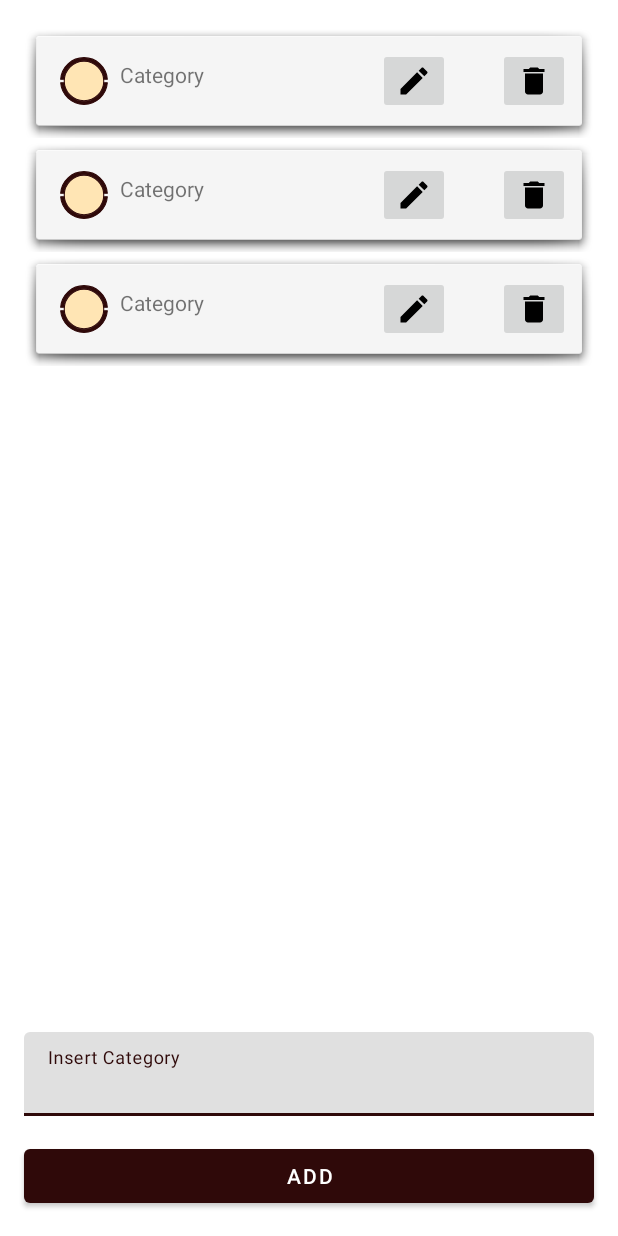
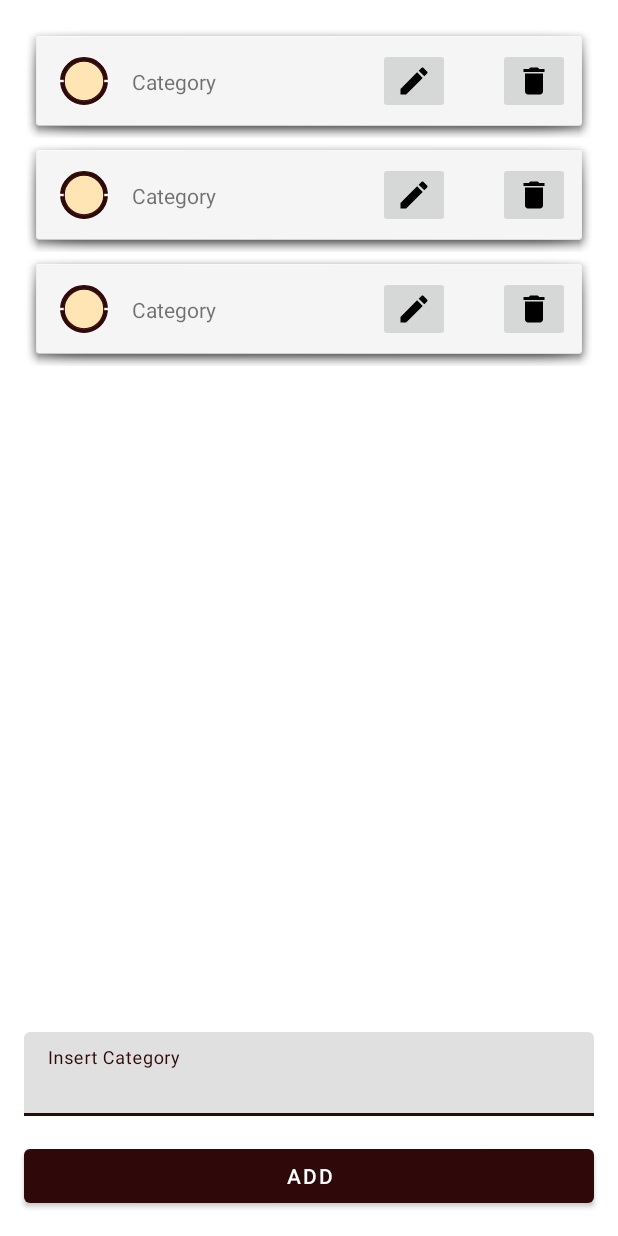
Before and after one commit to dnloop/NoteApp, an Android app: the layout fragment_category.xml on its own in the app's theme, with its tools: preview values and no code run, on a phone screen of 412 x 824 dp. Run offline under Robolectric (Android 15) with nearby library versions, the phone set to English and light mode, and no system bars.

Commit message:
Fixed constraint to correctly display text.

```diff
--- a/app/src/main/res/layout/list_item_category.xml
+++ b/app/src/main/res/layout/list_item_category.xml
@@ -37,10 +37,13 @@
             android:id="@+id/item_category"
             android:layout_width="0dp"
             android:layout_height="wrap_content"
-            android:layout_marginStart="8dp"
+            android:layout_marginStart="16dp"
             android:layout_marginTop="16dp"
             android:layout_marginEnd="16dp"
-            app:layout_constraintEnd_toEndOf="parent"
+            android:layout_marginBottom="16dp"
+            app:categoryName="@{category}"
+            app:layout_constraintBottom_toBottomOf="parent"
+            app:layout_constraintEnd_toStartOf="@+id/btn_edit"
             app:layout_constraintStart_toEndOf="@+id/counter_badge"
             app:layout_constraintTop_toTopOf="parent"
             tools:text="@string/text_category" />
@@ -69,7 +72,8 @@
             app:layout_constraintBottom_toBottomOf="parent"
             app:layout_constraintEnd_toStartOf="@+id/btn_delete"
             app:layout_constraintTop_toTopOf="parent"
-            app:srcCompat="@drawable/ic_mode_edit_black_24dp" />
+            app:srcCompat="@drawable/ic_mode_edit_black_24dp"
+            android:onClick="@{() -> clickListener.onClick(category)}"/>
 
     </androidx.constraintlayout.widget.ConstraintLayout>
 </layout>
--- a/app/src/main/res/layout/list_item_tag.xml
+++ b/app/src/main/res/layout/list_item_tag.xml
@@ -19,19 +19,21 @@
 
         <TextView
             android:id="@+id/tag_edit"
-            android:layout_width="wrap_content"
+            android:layout_width="0dp"
             android:layout_height="wrap_content"
             android:layout_marginStart="16dp"
             android:layout_marginTop="8dp"
+            android:layout_marginEnd="16dp"
             android:layout_marginBottom="8dp"
             android:text="@string/text_title"
             android:textColor="@android:color/black"
             android:textSize="18sp"
             android:textStyle="bold"
             app:layout_constraintBottom_toBottomOf="parent"
+            app:layout_constraintEnd_toStartOf="@+id/btn_edit"
             app:layout_constraintStart_toStartOf="parent"
             app:layout_constraintTop_toTopOf="parent"
-            app:tagName="@{tag}"/>
+            app:tagName="@{tag}" />
 
         <ImageButton
             android:id="@+id/btn_delete"
```
